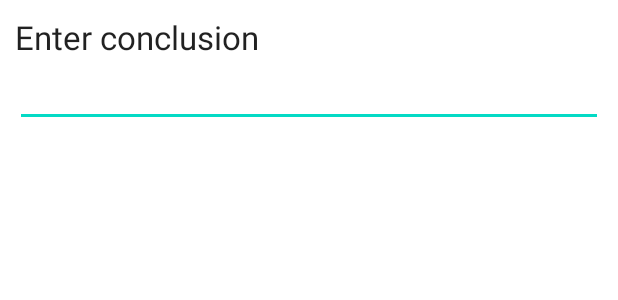
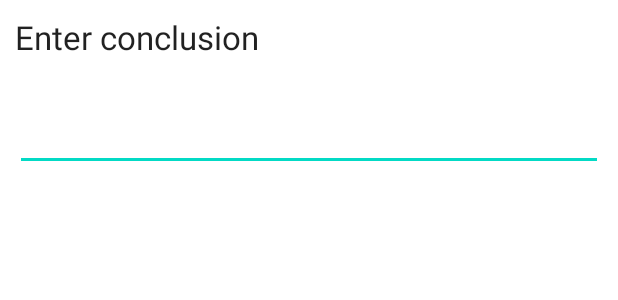
Before and after one commit to Nooomer/TVM, an Android app: the layout conclusion.xml on its own in the app's theme, with its tools: preview values and no code run, on a phone screen of 412 x 824 dp. Shown: the top 300 px of the screen. Run offline under Robolectric (Android 15) with nearby library versions, the phone set to English and light mode, and no system bars; network calls fail.

```diff
--- a/app/src/main/res/layout/conclusion.xml
+++ b/app/src/main/res/layout/conclusion.xml
@@ -16,11 +16,18 @@
         android:layout_height="wrap_content"
         android:text="@string/enter_conclusion"
         android:textAppearance="?android:attr/textAppearanceLarge" />
+    <TextView
+        android:id="@+id/symptoms_field"
+        android:layout_width="wrap_content"
+        android:layout_height="wrap_content"
+        android:text=""
+        android:textAppearance="?android:attr/textAppearanceLarge" />
 
     <EditText
         android:id="@+id/conclusion_add_text_field"
         android:layout_width="match_parent"
         android:layout_height="wrap_content"
-        android:autofillHints="Enter conclusion">
+        android:autofillHints="Enter conclusion"
+        android:inputType="text">
     </EditText>
 </LinearLayout>
--- a/app/src/main/res/values/strings.xml
+++ b/app/src/main/res/values/strings.xml
@@ -25,4 +25,5 @@
     <string name="add_treatment">Add treatment</string>
     <string name="good_add">Adding sucessful</string>
     <string name="treatment_delete_string">You really want delete treatment?</string>
+    <string name="delete_string">Delete</string>
 </resources>
```
Also changed, not shown: app/src/main/java/com/tvmedicine/RetrofitService.kt (+13 -1 lines), 2 other files.
